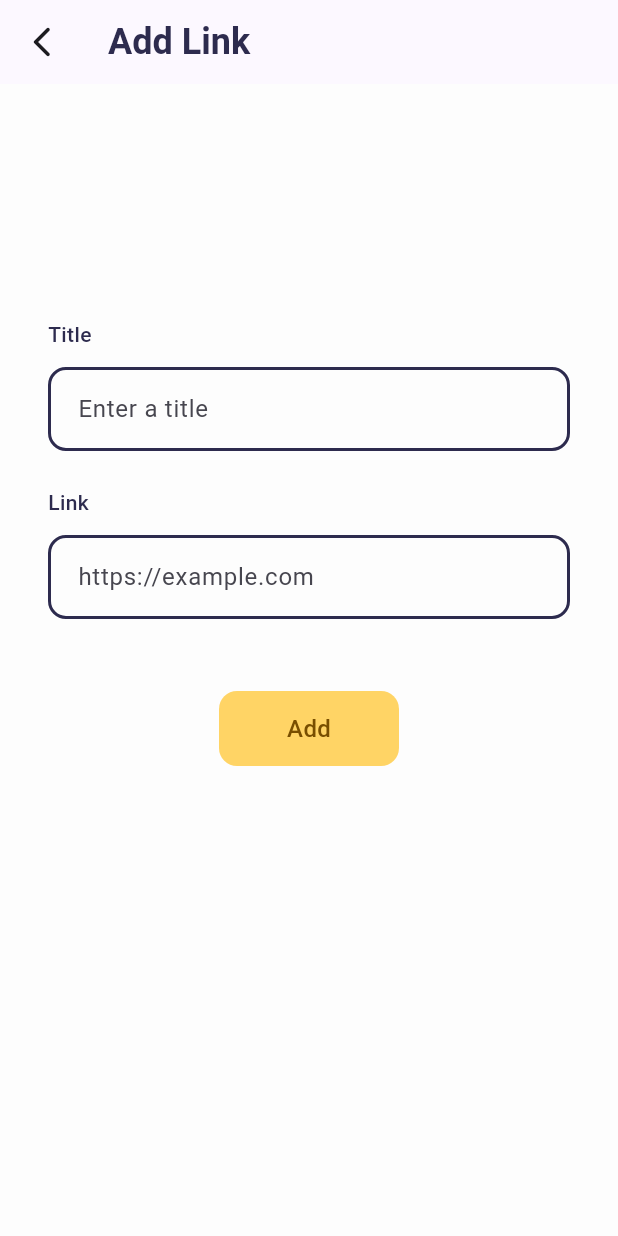
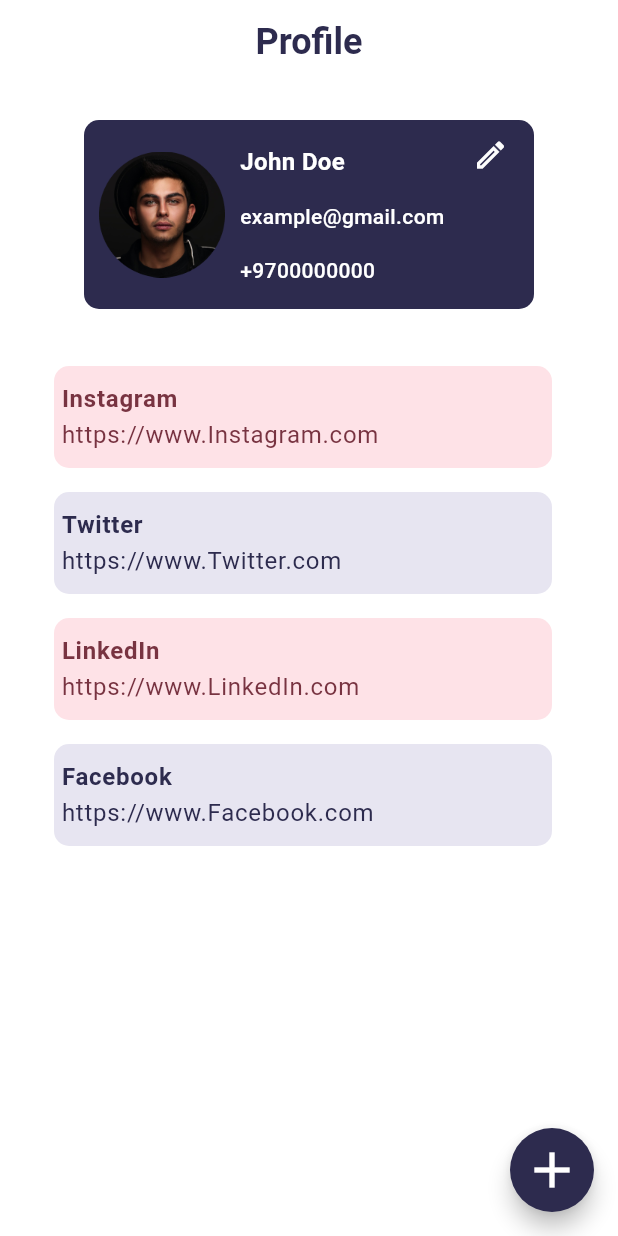
Before and after one commit to AhmedAli2003/betweener, a Flutter app: the screen it shows after launch, on a phone screen of 412 x 824 dp. Run offline on Flutter 3.47's test engine with Material 2 defaults, Android fonts, the phone set to English and light mode, and no system bars; drawn by our look-alikes of flutter_slidable; our stand-ins replace flutter_svg, font_awesome_flutter.

Commit message:
Profile Page

```diff
--- a/lib/core/app/app.dart
+++ b/lib/core/app/app.dart
@@ -11,7 +11,7 @@
       debugShowCheckedModeBanner: false,
       title: 'Betweener',
       theme: appTheme,
-      initialRoute: AppRouter.newOrEditLink,
+      initialRoute: AppRouter.profilePage,
       onGenerateRoute: AppRouter.onGenerateRoute,
     );
   }
--- a/lib/core/router/app_router.dart
+++ b/lib/core/router/app_router.dart
@@ -42,7 +42,7 @@
       case homePage:
         return MaterialPageRoute(builder: (_) => const HomePage());
       case profilePage:
-        return MaterialPageRoute(builder: (_) => const ProfilePage());
+        return MaterialPageRoute(builder: (_) =>  ProfilePage());
       case receivePage:
         return MaterialPageRoute(builder: (_) => const ReceivePage());
       case newOrEditLink:
--- a/lib/core/screens/splash_screen.dart
+++ b/lib/core/screens/splash_screen.dart
@@ -11,7 +11,7 @@
 class _SplashScreenState extends State<SplashScreen> {
   // void _goNext() {
   //   Future.delayed(const Duration(seconds: 3), () {
-  //     Navigator.pushReplacementNamed(context, AppRouter.loginPage);
+  //     Navigator.pushReplacementNamed(context, AppRouter.onBoardingPage);
   //   });
   // }
 
--- a/lib/features/main_app/main_page.dart
+++ b/lib/features/main_app/main_page.dart
@@ -14,7 +14,7 @@
 class _MainPageState extends State<MainPage> {
   int _currentIndex = 1;
 
-  final screensList = const [
+  final screensList =  [
     ReceivePage(),
     HomePage(),
     ProfilePage(),
--- a/lib/features/profile/profile_page.dart
+++ b/lib/features/profile/profile_page.dart
@@ -1,10 +1,51 @@
+import 'package:betweener/core/theme/app_colors.dart.dart';
+import 'package:betweener/features/profile/widget/card_item.dart';
+import 'package:betweener/features/profile/widget/card_profile.dart';
 import 'package:flutter/material.dart';
 
 class ProfilePage extends StatelessWidget {
-  const ProfilePage({super.key});
+  ProfilePage({Key? key}) : super(key: key);
+
+  final List<String> itemList = [
+    'Instagram',
+    'Twitter',
+    'LinkedIn',
+    'Facebook',
+  ];
 
   @override
   Widget build(BuildContext context) {
-    return const Scaffold();
+    return Scaffold(
+      backgroundColor: Colors.white,
+      appBar: AppBar(
+        title: const Text(
+          'Profile',
+          style: TextStyle(color: AppColors.kPrimaryColor),
+        ),
+        automaticallyImplyLeading: false,
+        centerTitle: true,
+        backgroundColor: Colors.white,
+        elevation: 0,
+      ),
+      body: Center(
+        child: Column(
+          children: [
+            const CardProfile(),
+            const SizedBox(height: 30),
+            CardItem(itemList: itemList),
+          ],
+        ),
+      ),
+      floatingActionButton: FloatingActionButton(
+        onPressed: () {},
+        child: Icon(
+          Icons.add,
+          size: 40,
+          color: Colors.white,
+        ),
+        shape: const CircleBorder(),
+        backgroundColor: AppColors.kPrimaryColor,
+      ),
+    );
   }
 }
--- /dev/null
+++ b/lib/features/profile/widget/card_item.dart
@@ -0,0 +1,96 @@
+import 'package:betweener/core/theme/app_colors.dart.dart';
+import 'package:flutter/material.dart';
+import 'package:flutter_slidable/flutter_slidable.dart';
+
+class CardItem extends StatelessWidget {
+  const CardItem({
+    super.key,
+    required this.itemList,
+  });
+
+  final List<String> itemList;
+
+  @override
+  Widget build(BuildContext context) {
+    return Expanded(
+      child: ListView.builder(
+        itemCount: itemList.length,
+        itemBuilder: (context, index) {
+          final item = itemList[index];
+          final isFirstElement = index % 2 == 0;
+          final itemColor = isFirstElement ? AppColors.kLightDangerColor : AppColors.kLightPrimaryColor;
+          final itemOnColor = isFirstElement ? AppColors.kOnLightDangerColor : AppColors.kPrimaryColor;
+
+          return Slidable(
+            key: Key('$item$index'),
+            endActionPane: ActionPane(
+              motion: const ScrollMotion(),
+              children: [
+                Container(
+                  padding: const EdgeInsets.symmetric(vertical: 10, horizontal: 5),
+                  decoration: BoxDecoration(
+                    color: AppColors.kSecondaryColor,
+                    borderRadius: BorderRadius.circular(10),
+                  ),
+                  child: IconButton(
+                    onPressed: () {},
+                    icon: const Icon(
+                      Icons.edit,
+                      color: Colors.white,
+                    ),
+                  ),
+                ),
+                Container(
+                  padding: const EdgeInsets.symmetric(vertical: 10, horizontal: 5),
+                  margin: const EdgeInsets.symmetric(horizontal: 10),
+                  decoration: BoxDecoration(
+                    color: AppColors.kDangerColor,
+                    borderRadius: BorderRadius.circular(10),
+                  ),
+                  child: IconButton(
+                    onPressed: () {},
+                    icon: const Icon(
+                      Icons.delete,
+                      color: Colors.white,
+                    ),
+                  ),
+                )
+              ],
+            ),
+            child: ListTile(
+              title: Container(
+                padding: const EdgeInsets.symmetric(vertical: 10, horizontal: 5),
+                margin: const EdgeInsets.symmetric(horizontal: 20),
+                decoration: BoxDecoration(
+                  color: itemColor,
+                  borderRadius: BorderRadius.circular(10),
+                ),
+                child: Column(
+                  crossAxisAlignment: CrossAxisAlignment.start,
+                  children: [
+                    Text(
+                      item,
+                      style: TextStyle(
+                        color: itemOnColor,
+                        fontSize: 16,
+                        fontWeight: FontWeight.bold,
+                      ),
+                    ),
+                    Text(
+                      'https://www.$item.com',
+                      style: TextStyle(
+                        color: itemOnColor,
+                      ),
+                    ),
+                  ],
+                ),
+              ),
+            ),
+          );
+        },
+      ),
+    );
+  }
+}
+
+void doNothing(BuildContext context) {}
--- /dev/null
+++ b/lib/features/profile/widget/card_profile.dart
@@ -0,0 +1,78 @@
+import 'package:betweener/core/theme/app_colors.dart.dart';
+import 'package:flutter/material.dart';
+class CardProfile extends StatelessWidget {
+  const CardProfile({
+    super.key,
+  });
+
+
+  @override
+  Widget build(BuildContext context) {
+    return Container(
+      margin: const EdgeInsets.only(top: 24),
+      height: 126,
+      width: 300,
+      decoration: BoxDecoration(
+        color: AppColors.kPrimaryColor,
+        borderRadius: BorderRadius.circular(10),
+      ),
+      child: Row(
+        mainAxisAlignment: MainAxisAlignment.spaceBetween,
+        crossAxisAlignment: CrossAxisAlignment.center,
+        children: [
+          Padding(
+            padding: const EdgeInsets.all(10.0),
+            child: Image.asset(
+              'assets/imgs/parson.png',
+              width: 84,
+              height: 84,
+            ),
+          ),
+          const Expanded(
+            child: Padding(
+              padding:  EdgeInsets.symmetric(vertical: 16.0),
+              child: Column(
+                crossAxisAlignment: CrossAxisAlignment.start,
+                mainAxisAlignment: MainAxisAlignment.spaceBetween,
+                children: <Widget>[
+                  Text(
+                    'John Doe',
+                    style: TextStyle(
+                      color: Colors.white,
+                      fontSize: 16,
+                      fontWeight: FontWeight.bold,
+                    ),
+                  ),
+                  Text(
+                    'example@gmail.com',
+                    style: TextStyle(
+                      color: Colors.white,
+                      fontSize: 14,
+                      fontWeight: FontWeight.w500,
+                    ),
+                  ),
+                  Text(
+                    '+9700000000',
+                    style: TextStyle(
+                      color: Colors.white,
+                      fontSize: 14,
+                      fontWeight: FontWeight.w500,
+                    ),
+                  ),
+                ],
+              ),
+            ),
+          ),
+          Padding(
+            padding: const EdgeInsets.only(right: 5.0),
+            child: IconButton(
+              onPressed: () {},
+              icon:const Icon(Icons.mode_edit_outline_outlined,color: AppColors.kScaffoldColor,),
+              padding: const EdgeInsets.only(bottom: 80),
+            ),
+          ),
+        ],
+      ),
+    );
+  }
+}
--- a/pubspec.yaml
+++ b/pubspec.yaml
@@ -37,6 +37,7 @@
   cupertino_icons: ^1.0.2
   flutter_svg: ^2.0.7
   font_awesome_flutter: ^10.5.0
+  flutter_slidable: ^3.0.0
 
 dev_dependencies:
   flutter_test:
```
Also changed, not shown: assets/imgs/parson.png (added), pubspec.lock.
